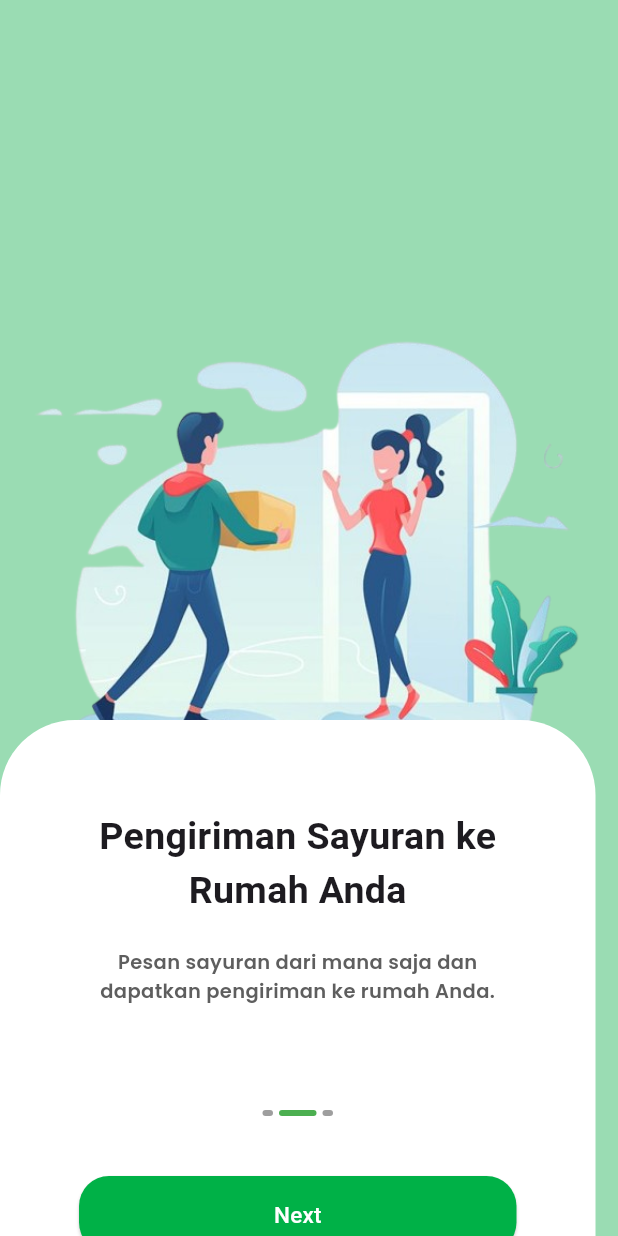
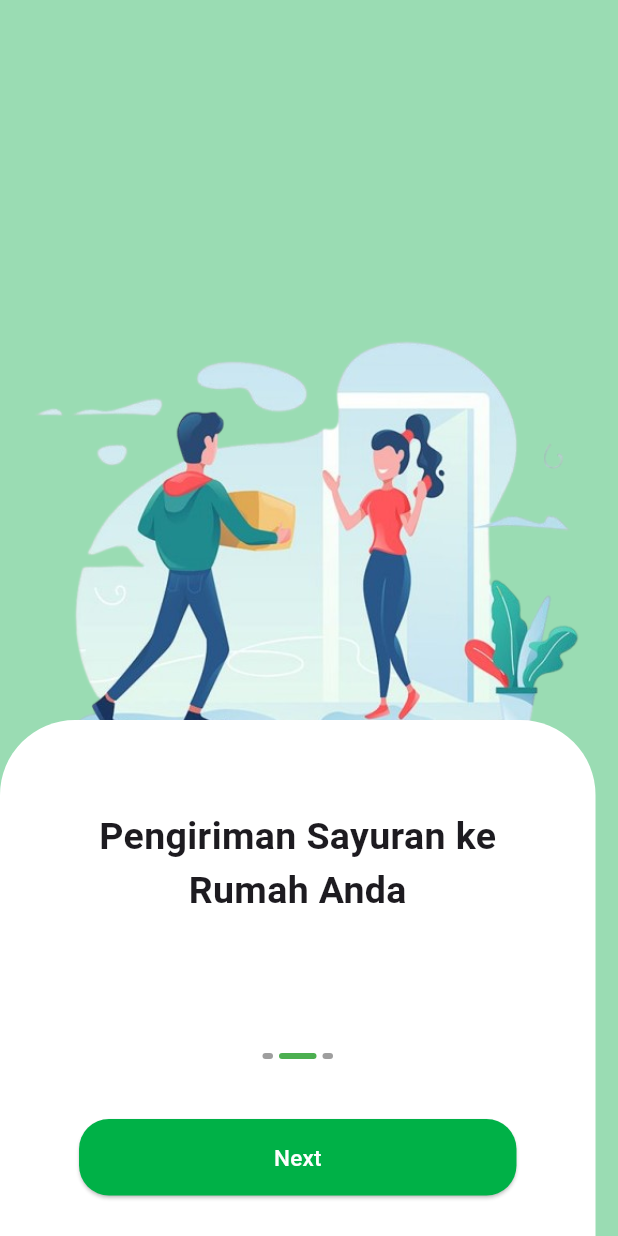
Before and after one commit to Ikhvan3/shamo_app, a Flutter app: the StartPage2 screen opened by its route, on a phone screen of 412 x 824 dp. Run offline on Flutter 3.47's test engine with Material 3 defaults, Android fonts, the phone set to English and light mode, and no system bars; drawn by our look-alikes of showcaseview; our stand-ins replace carousel_slider, cloud_firestore, firebase_auth, firebase_core, google_fonts, shared_preferences; missing offline and left inert: midtrans_snap, mobile_scanner; accounts and stored records are empty; network calls fail.

Commit message:
konfigurasi 5

```diff
--- a/lib/pages/start/startpage2.dart
+++ b/lib/pages/start/startpage2.dart
@@ -127,14 +127,6 @@ class _StartPage2State extends State<StartPage2>
                             fontSize: 25, fontWeight: FontWeight.bold),
                       ),
                       SizedBox(height: 20),
-                      Text(
-                        "Pesan sayuran dari mana saja dan\ndapatkan pengiriman ke rumah Anda.",
-                        textAlign: TextAlign.center,
-                        style: subtitleTextStyle.copyWith(
-                          fontWeight: semiBold,
-                          fontSize: 13,
-                        ),
-                      ),
                       SizedBox(
                         height: 70,
                       ),
```
